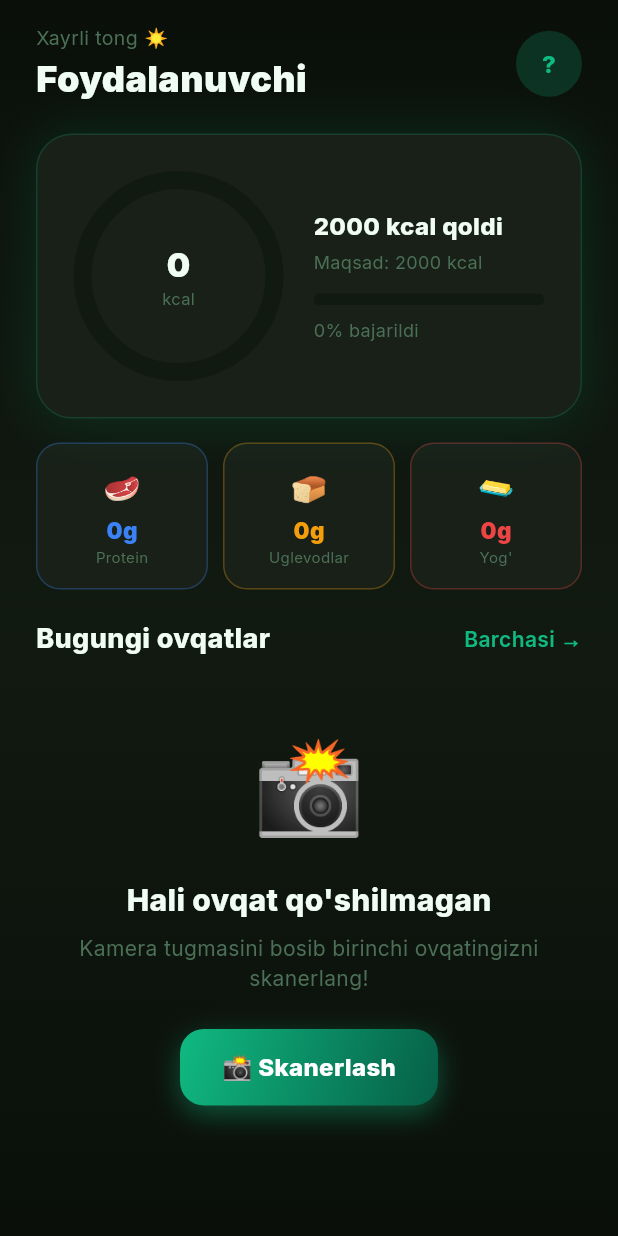
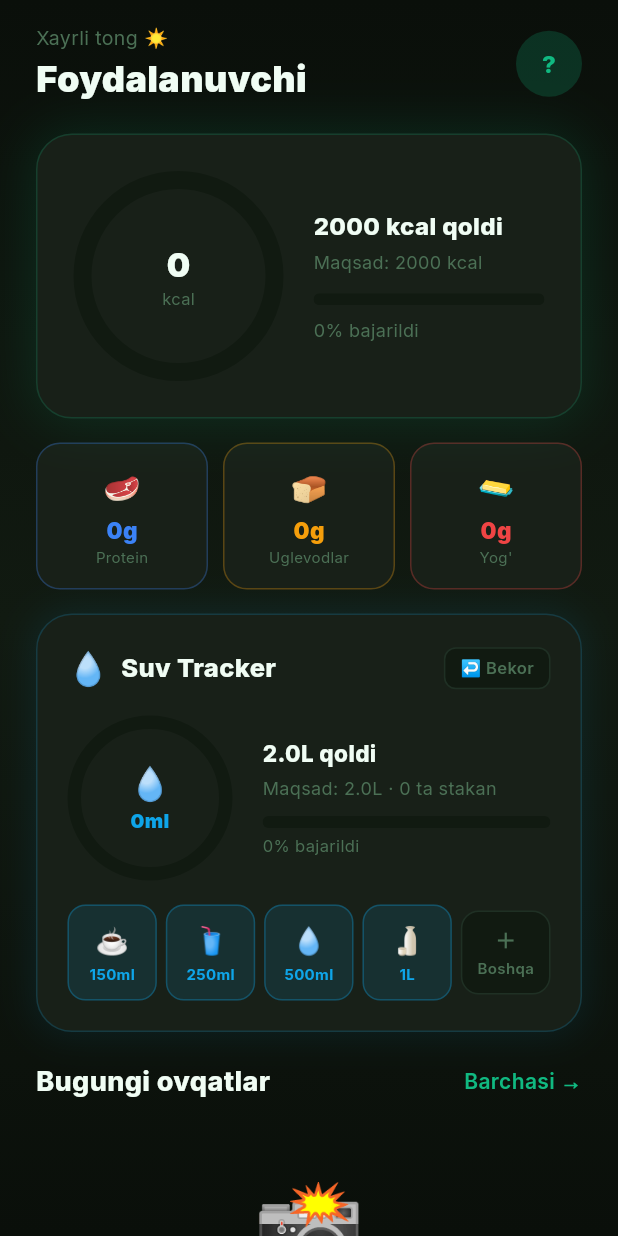
Before and after one commit to MrShadowX00/CalSnap, a Flutter app: the HomeScreen screen opened directly, on a phone screen of 412 x 824 dp. Run offline on Flutter 3.47's test engine with Material 3 defaults, Android fonts, the phone set to English and light mode, and no system bars; drawn by our look-alikes of flutter_animate, percent_indicator; our stand-ins replace cloud_firestore, confetti, firebase_auth, firebase_core, gap, google_fonts and 5 more; missing offline and left inert: purchases_flutter; accounts and stored records are empty.

Commit message:
✨ Add Water Tracker — daily goal, quick add, glasses visual

```diff
--- a/lib/screens/home_screen.dart
+++ b/lib/screens/home_screen.dart
@@ -11,6 +11,7 @@ import 'package:shared_preferences/shared_preferences.dart';
 import 'package:intl/intl.dart';
 import '../theme/app_theme.dart';
 import '../models/food_entry.dart';
+import '../widgets/water_tracker_widget.dart';
 
 class HomeScreen extends StatefulWidget {
   const HomeScreen({super.key});
@@ -213,6 +214,14 @@ class _HomeScreenState extends State<HomeScreen> {
                     ]).animate().fadeIn(delay: 300.ms),
                   )),
 
+                  const SliverToBoxAdapter(child: Gap(16)),
+
+                  // Water Tracker
+                  SliverToBoxAdapter(child: Padding(
+                    padding: const EdgeInsets.symmetric(horizontal: 24),
+                    child: const WaterTrackerWidget(),
+                  )),
+
                   const SliverToBoxAdapter(child: Gap(20)),
 
                   // Today's meals header
--- /dev/null
+++ b/lib/services/water_service.dart
@@ -0,0 +1,69 @@
+import 'package:shared_preferences/shared_preferences.dart';
+
+class WaterService {
+  static const _keyAmount = 'water_amount';
+  static const _keyDate   = 'water_date';
+  static const _keyGoal   = 'water_goal';
+  static const defaultGoal = 2000; // ml
+
+  /// Returns today's consumed water in ml
+  static Future<int> getTodayAmount() async {
+    final prefs = await SharedPreferences.getInstance();
+    final saved = prefs.getString(_keyDate) ?? '';
+    final today = _today();
+    if (saved != today) {
+      await prefs.setInt(_keyAmount, 0);
+      await prefs.setString(_keyDate, today);
+      return 0;
+    }
+    return prefs.getInt(_keyAmount) ?? 0;
+  }
+
+  static Future<int> getGoal() async {
+    final prefs = await SharedPreferences.getInstance();
+    return prefs.getInt(_keyGoal) ?? defaultGoal;
+  }
+
+  static Future<void> setGoal(int ml) async {
+    final prefs = await SharedPreferences.getInstance();
+    await prefs.setInt(_keyGoal, ml);
+  }
+
+  static Future<int> add(int ml) async {
+    final prefs = await SharedPreferences.getInstance();
+    final today = _today();
+    final saved = prefs.getString(_keyDate) ?? '';
+    if (saved != today) await prefs.setString(_keyDate, today);
+    final current = saved == today ? (prefs.getInt(_keyAmount) ?? 0) : 0;
+    final newAmount = current + ml;
+    await prefs.setInt(_keyAmount, newAmount);
+    return newAmount;
+  }
+
+  static Future<int> remove(int ml) async {
+    final prefs = await SharedPreferences.getInstance();
+    final current = await getTodayAmount();
+    final newAmount = (current - ml).clamp(0, 99999);
+    await prefs.setInt(_keyAmount, newAmount);
+    return newAmount;
+  }
+
+  static Future<void> reset() async {
+    final prefs = await SharedPreferences.getInstance();
+    await prefs.setInt(_keyAmount, 0);
+    await prefs.setString(_keyDate, _today());
+  }
+
+  static String _today() {
+    final now = DateTime.now();
+    return '${now.year}-${now.month.toString().padLeft(2, '0')}-${now.day.toString().padLeft(2, '0')}';
+  }
+
+  /// Convert ml to glasses (1 glass = 250ml)
+  static double toGlasses(int ml) => ml / 250;
+
+  static String formatMl(int ml) {
+    if (ml >= 1000) return '${(ml / 1000).toStringAsFixed(1)}L';
+    return '${ml}ml';
+  }
+}
--- /dev/null
+++ b/lib/widgets/water_tracker_widget.dart
@@ -0,0 +1,297 @@
+import 'package:flutter/material.dart';
+import 'package:flutter_animate/flutter_animate.dart';
+import 'package:google_fonts/google_fonts.dart';
+import 'package:gap/gap.dart';
+import 'package:percent_indicator/percent_indicator.dart';
+import '../theme/app_theme.dart';
+import '../services/water_service.dart';
+
+class WaterTrackerWidget extends StatefulWidget {
+  const WaterTrackerWidget({super.key});
+
+  @override
+  State<WaterTrackerWidget> createState() => _WaterTrackerWidgetState();
+}
+
+class _WaterTrackerWidgetState extends State<WaterTrackerWidget>
+    with SingleTickerProviderStateMixin {
+  int _amount = 0;
+  int _goal   = WaterService.defaultGoal;
+  bool _loading = true;
+
+  late AnimationController _waveCtrl;
+
+  final _quickAmounts = [
+    (150,  '☕', '150ml'),
+    (250,  '🥤', '250ml'),
+    (500,  '💧', '500ml'),
+    (1000, '🍶', '1L'),
+  ];
+
+  @override
+  void initState() {
+    super.initState();
+    _waveCtrl = AnimationController(
+      vsync: this,
+      duration: const Duration(milliseconds: 2000),
+    )..repeat();
+    _load();
+  }
+
+  @override
+  void dispose() {
+    _waveCtrl.dispose();
+    super.dispose();
+  }
+
+  Future<void> _load() async {
+    final amount = await WaterService.getTodayAmount();
+    final goal   = await WaterService.getGoal();
+    if (mounted) setState(() { _amount = amount; _goal = goal; _loading = false; });
+  }
+
+  Future<void> _add(int ml) async {
+    final newAmount = await WaterService.add(ml);
+    setState(() => _amount = newAmount);
+    if (_amount >= _goal) _showGoalReached();
+  }
+
+  Future<void> _undo() async {
+    if (_amount <= 0) return;
+    final newAmount = await WaterService.remove(250);
+    setState(() => _amount = newAmount);
+  }
+
+  void _showGoalReached() {
+    ScaffoldMessenger.of(context).showSnackBar(const SnackBar(
+      content: Text('🎉 Suv maqsadiga erishdingiz!'),
+      backgroundColor: Color(0xFF0EA5E9),
+      duration: Duration(seconds: 2),
+    ));
+  }
+
+  Future<void> _showCustomInput() async {
+    final ctrl = TextEditingController();
+    await showModalBottomSheet(
+      context: context,
+      isScrollControlled: true,
+      backgroundColor: Colors.transparent,
+      builder: (_) => Padding(
+        padding: EdgeInsets.only(bottom: MediaQuery.of(context).viewInsets.bottom),
+        child: Container(
+          padding: const EdgeInsets.all(24),
+          decoration: const BoxDecoration(
+            color: AppTheme.surface,
+            borderRadius: BorderRadius.vertical(top: Radius.circular(24)),
+          ),
+          child: Column(mainAxisSize: MainAxisSize.min, children: [
+            Text('Miqdorni kiriting', style: GoogleFonts.inter(
+              fontSize: 18, fontWeight: FontWeight.w800, color: AppTheme.textColor)),
+            const Gap(16),
+            TextField(
+              controller: ctrl,
+              autofocus: true,
+              keyboardType: TextInputType.number,
+              style: GoogleFonts.inter(color: AppTheme.textColor, fontSize: 20),
+              decoration: const InputDecoration(
+                hintText: '300',
+                suffixText: 'ml',
+              ),
+            ),
+            const Gap(16),
+            GestureDetector(
+              onTap: () {
+                final ml = int.tryParse(ctrl.text);
+                if (ml != null && ml > 0) { _add(ml); Navigator.pop(context); }
+              },
+              child: Container(
+                width: double.infinity, height: 52,
+                decoration: BoxDecoration(
+                  color: const Color(0xFF0EA5E9),
+                  borderRadius: BorderRadius.circular(14),
+                ),
+                child: Center(child: Text('Qo\'shish', style: GoogleFonts.inter(
+                  fontSize: 16, fontWeight: FontWeight.w800, color: Colors.white))),
+              ),
+            ),
+            const Gap(8),
+          ]),
+        ),
+      ),
+    );
+  }
+
+  double get _progress => (_goal > 0 ? _amount / _goal : 0.0).clamp(0.0, 1.0);
+  int    get _glasses  => (_amount / 250).floor();
+  int    get _remaining => (_goal - _amount).clamp(0, _goal);
+
+  @override
+  Widget build(BuildContext context) {
+    if (_loading) return const SizedBox.shrink();
+
+    return Container(
+      padding: const EdgeInsets.all(20),
+      decoration: BoxDecoration(
+        color: AppTheme.card,
+        borderRadius: BorderRadius.circular(24),
+        border: Border.all(color: const Color(0x330EA5E9)),
+        boxShadow: [
+          BoxShadow(
+            color: const Color(0xFF0EA5E9).withValues(alpha: 0.1),
+            blurRadius: 20,
+            spreadRadius: 2,
+          ),
+        ],
+      ),
+      child: Column(crossAxisAlignment: CrossAxisAlignment.start, children: [
+        // Header
+        Row(mainAxisAlignment: MainAxisAlignment.spaceBetween, children: [
+          Row(children: [
+            const Text('💧', style: TextStyle(fontSize: 22)),
+            const Gap(8),
+            Text('Suv Tracker', style: GoogleFonts.inter(
+              fontSize: 17, fontWeight: FontWeight.w800, color: AppTheme.textColor)),
+          ]),
+          GestureDetector(
+            onTap: _undo,
+            child: Container(
+              padding: const EdgeInsets.symmetric(horizontal: 10, vertical: 5),
+              decoration: BoxDecoration(
+                color: AppTheme.surface,
+                borderRadius: BorderRadius.circular(8),
+                border: Border.all(color: AppTheme.cardBorder),
+              ),
+              child: Text('↩ Bekor', style: GoogleFonts.inter(
+                fontSize: 11, color: AppTheme.muted, fontWeight: FontWeight.w600)),
+            ),
+          ),
+        ]),
+
+        const Gap(16),
+
+        // Progress row
+        Row(children: [
+          // Water circle
+          Stack(alignment: Alignment.center, children: [
+            CircularPercentIndicator(
+              radius: 55,
+              lineWidth: 9,
+              percent: _progress,
+              progressColor: const Color(0xFF0EA5E9),
+              backgroundColor: AppTheme.surface,
+              circularStrokeCap: CircularStrokeCap.round,
+              animation: true,
+              animationDuration: 600,
+              center: Column(mainAxisSize: MainAxisSize.min, children: [
+                Text('💧', style: const TextStyle(fontSize: 22)),
+                Text(
+                  WaterService.formatMl(_amount),
+                  style: GoogleFonts.inter(
+                    fontSize: 13, fontWeight: FontWeight.w900,
+                    color: const Color(0xFF0EA5E9),
+                  ),
+                ),
+              ]),
+            ),
+          ]),
+
+          const Gap(20),
+
+          Expanded(child: Column(crossAxisAlignment: CrossAxisAlignment.start, children: [
+            Text(
+              _progress >= 1.0
+                  ? '🎉 Maqsadga erishdingiz!'
+                  : '${WaterService.formatMl(_remaining)} qoldi',
+              style: GoogleFonts.inter(
+                fontSize: 15, fontWeight: FontWeight.w800, color: AppTheme.textColor),
+            ),
+            const Gap(4),
+            Text(
+              'Maqsad: ${WaterService.formatMl(_goal)} · $_glasses ta stakan',
+              style: GoogleFonts.inter(fontSize: 12, color: AppTheme.muted),
+            ),
+            const Gap(10),
+            ClipRRect(
+              borderRadius: BorderRadius.circular(8),
+              child: LinearProgressIndicator(
+                value: _progress,
+                backgroundColor: AppTheme.surface,
+                valueColor: const AlwaysStoppedAnimation(Color(0xFF0EA5E9)),
+                minHeight: 8,
+              ),
+            ),
+            const Gap(4),
+            Text(
+              '${(_progress * 100).toInt()}% bajarildi',
+              style: GoogleFonts.inter(fontSize: 11, color: AppTheme.muted),
+            ),
+          ])),
+        ]),
+
+        const Gap(16),
+
+        // Quick add buttons
+        Row(children: [
+          ..._quickAmounts.map((q) => Expanded(
+            child: GestureDetector(
+              onTap: () => _add(q.$1),
+              child: Container(
+                margin: const EdgeInsets.only(right: 6),
+                padding: const EdgeInsets.symmetric(vertical: 10),
+                decoration: BoxDecoration(
+                  color: const Color(0xFF0EA5E9).withValues(alpha: 0.12),
+                  borderRadius: BorderRadius.circular(12),
+                  border: Border.all(
+                    color: const Color(0xFF0EA5E9).withValues(alpha: 0.3)),
+                ),
+                child: Column(children: [
+                  Text(q.$2, style: const TextStyle(fontSize: 18)),
+                  const Gap(2),
+                  Text(q.$3, style: GoogleFonts.inter(
+                    fontSize: 10, fontWeight: FontWeight.w700,
+                    color: const Color(0xFF0EA5E9))),
+                ]),
+              ),
+            ),
+          )),
+          // Custom button
+          GestureDetector(
+            onTap: _showCustomInput,
+            child: Container(
+              padding: const EdgeInsets.symmetric(horizontal: 10, vertical: 10),
+              decoration: BoxDecoration(
+                color: AppTheme.surface,
+                borderRadius: BorderRadius.circular(12),
+                border: Border.all(color: AppTheme.cardBorder),
+              ),
+              child: Column(children: [
+                const Icon(Icons.add, color: AppTheme.muted, size: 18),
+                const Gap(2),
+                Text('Boshqa', style: GoogleFonts.inter(
+                  fontSize: 10, color: AppTheme.muted, fontWeight: FontWeight.w600)),
+              ]),
+            ),
+          ),
+        ]),
+
+        // Glasses visual
+        if (_glasses > 0) ...[
+          const Gap(14),
+          Wrap(
+            spacing: 6, runSpacing: 4,
+            children: List.generate(
+              (_goal / 250).ceil(),
+              (i) => Text(
+                i < _glasses ? '💧' : '🫙',
+                style: TextStyle(
+                  fontSize: 18,
+                  color: i < _glasses ? null : Colors.white.withValues(alpha: 0.2),
+                ),
+              ),
+            ),
+          ),
+        ],
+      ]),
+    ).animate().fadeIn(delay: 400.ms).slideY(begin: 0.15);
+  }
+}
```
